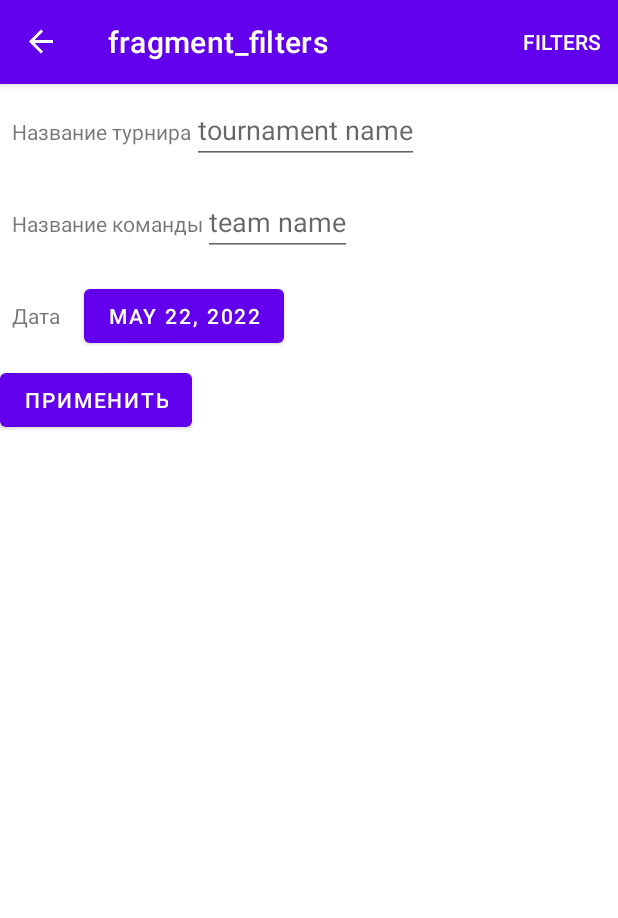
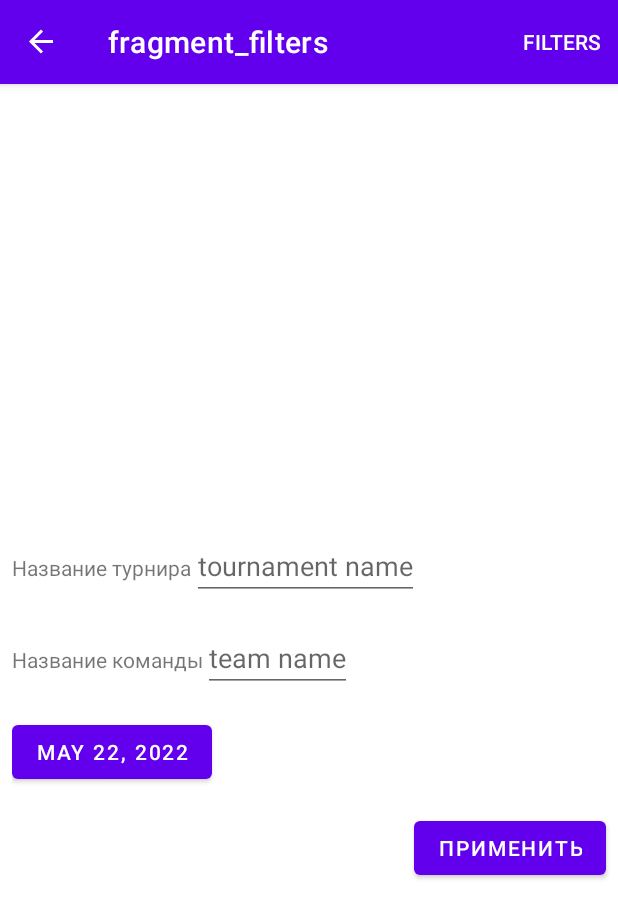
Before and after one commit to temerk1n/Gamering, an Android app: the FiltersFragment screen opened through its navigation route, on a phone screen of 412 x 824 dp. Shown: the top 918 px of the screen. Run offline under Robolectric (Android 15) with nearby library versions, the phone set to English and light mode, and no system bars; our stand-ins replace Dagger/Hilt's generated code, Picasso, RxJava, navigation-ui; network calls fail; pictures from the network do not load; 1 statement that could not run was skipped.

Commit message:
fragment_filters.xml changed

```diff
--- a/app/src/main/res/layout/fragment_filters.xml
+++ b/app/src/main/res/layout/fragment_filters.xml
@@ -1,5 +1,5 @@
 <?xml version="1.0" encoding="utf-8"?>
-<FrameLayout xmlns:android="http://schemas.android.com/apk/res/android"
+<androidx.constraintlayout.widget.ConstraintLayout xmlns:android="http://schemas.android.com/apk/res/android"
     xmlns:app="http://schemas.android.com/apk/res-auto"
     xmlns:tools="http://schemas.android.com/tools"
     android:layout_width="match_parent"
@@ -7,9 +7,15 @@
     tools:context=".ui.FiltersFragment">
 
     <LinearLayout
+
+        android:id="@+id/linearLayout"
         android:layout_width="match_parent"
-        android:layout_height="match_parent"
-        android:orientation="vertical">
+        android:layout_height="wrap_content"
+        android:orientation="vertical"
+        app:layout_constraintBottom_toBottomOf="parent"
+        app:layout_constraintEnd_toEndOf="parent"
+        app:layout_constraintStart_toStartOf="parent"
+        app:layout_constraintTop_toTopOf="parent">
 
         <LinearLayout
             android:layout_width="match_parent"
@@ -20,15 +26,13 @@
                 android:id="@+id/tournamentN"
                 android:layout_width="wrap_content"
                 android:layout_height="wrap_content"
-                android:text="Название турнира"
-                 />
+                android:text="Название турнира" />
 
             <EditText
                 android:id="@+id/edit_tournamentN"
                 android:layout_width="wrap_content"
                 android:layout_height="wrap_content"
-                android:hint="tournament name"
-                 />
+                android:hint="tournament name" />
 
         </LinearLayout>
 
@@ -51,11 +55,11 @@
                 android:id="@+id/edit_teamN"
                 android:layout_width="wrap_content"
                 android:layout_height="wrap_content"
+                android:hint="team name"
                 app:layout_constraintBottom_toBottomOf="parent"
                 app:layout_constraintEnd_toEndOf="parent"
                 app:layout_constraintStart_toEndOf="@id/teamN"
-                app:layout_constraintTop_toBottomOf="@id/edit_tournamentN"
-                android:hint="team name"/>
+                app:layout_constraintTop_toBottomOf="@id/edit_tournamentN" />
         </LinearLayout>
 
         <LinearLayout
@@ -63,26 +67,26 @@
             android:layout_height="wrap_content"
             android:layout_margin="8dp">
 
-            <TextView
-                android:layout_width="wrap_content"
-                android:layout_height="wrap_content"
-                android:text="Дата"
-                android:layout_marginEnd="16dp"/>
 
             <Button
                 android:id="@+id/date_picker_actions"
                 android:layout_width="wrap_content"
                 android:layout_height="wrap_content"
-                android:text="Выберите дату"/>
+                android:text="Выберите дату" />
 
         </LinearLayout>
-
-        <Button
-            android:layout_width="wrap_content"
-            android:layout_height="wrap_content"
-            android:id="@+id/btn"
-            android:text="Применить"/>
-
     </LinearLayout>
 
-</FrameLayout>
+    <Button
+        android:layout_marginEnd="8dp"
+        android:layout_marginTop="8dp"
+        app:layout_constraintTop_toBottomOf="@id/linearLayout"
+        android:id="@+id/btn"
+        android:layout_width="wrap_content"
+        android:layout_height="wrap_content"
+        android:text="Применить"
+        app:layout_constraintEnd_toEndOf="parent" />
+
+
+
+</androidx.constraintlayout.widget.ConstraintLayout>
```
